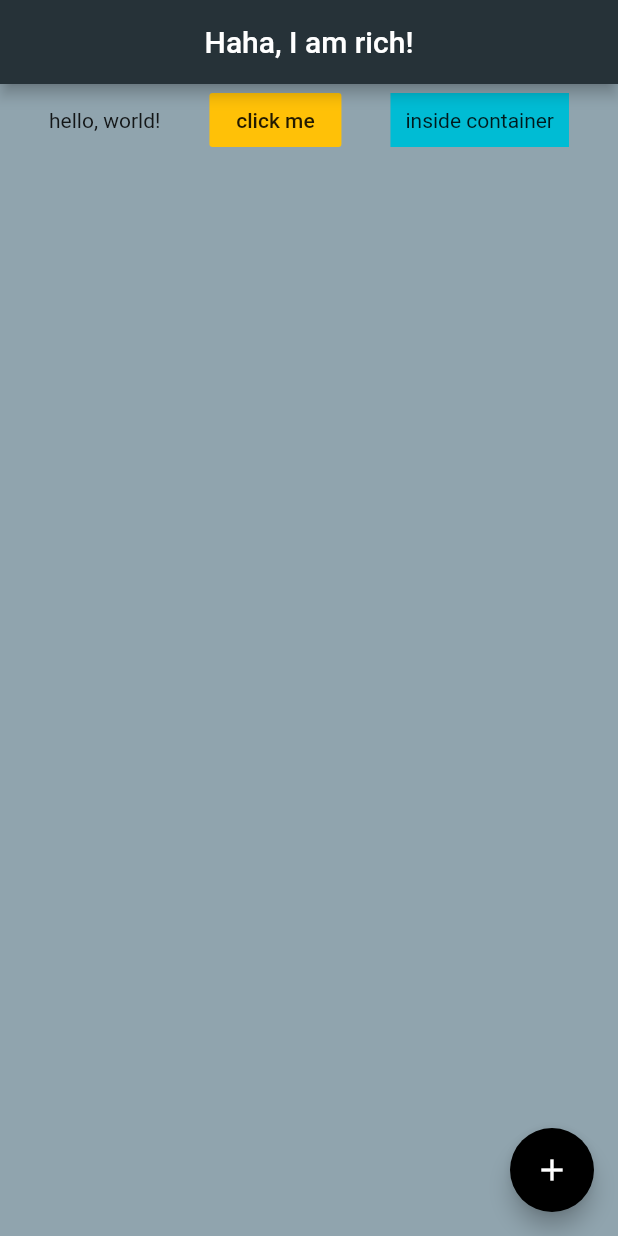
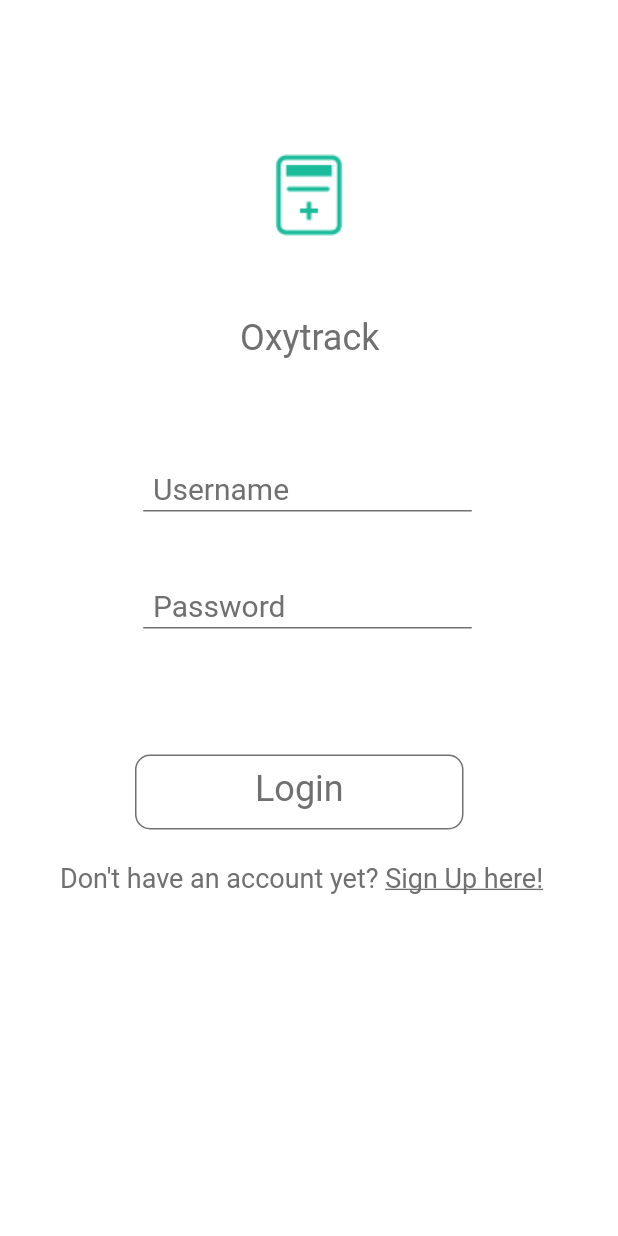
Before and after one commit to deadpanther/flutterExercise, a Flutter app: the screen it shows after launch, on a phone screen of 412 x 824 dp. Run offline on Flutter 3.47's test engine with Material 2 defaults, Android fonts, the phone set to English and light mode, and no system bars; our stand-ins replace flutter_svg; Roboto replaces fonts that are missing (Nirmala UI, Segoe UI).

Commit message:
Added a login page

```diff
--- /dev/null
+++ b/lib/loginScreen/AndroidMobile1.dart
@@ -0,0 +1,82 @@
+import 'package:flutter/material.dart';
+import './usernameField.dart';
+import './password_Field.dart';
+import './Component11.dart';
+
+class AndroidMobile1 extends StatelessWidget {
+  AndroidMobile1({
+    Key key,
+  }) : super(key: key);
+  @override
+  Widget build(BuildContext context) {
+    return Scaffold(
+      backgroundColor: const Color(0xffffffff),
+      body: Stack(
+        children: <Widget>[
+          Transform.translate(
+            offset: Offset(131.0, 65.0),
+            child:
+                // Adobe XD layer: 'icons8-health-repor…' (shape)
+                Container(
+              width: 150.0,
+              height: 130.0,
+              child: Image.asset('assets/images/health1.png'),
+            ),
+          ),
+          Transform.translate(
+            offset: Offset(95.5, 314.0),
+            child:
+                // Adobe XD layer: 'usernameField' (component)
+                usernameField(),
+          ),
+          Transform.translate(
+            offset: Offset(95.5, 392.0),
+            child:
+                // Adobe XD layer: 'password_Field' (component)
+                password_Field(),
+          ),
+          Transform.translate(
+            offset: Offset(160.0, 211.0),
+            child: Text(
+              'Oxytrack',
+              style: TextStyle(
+                fontFamily: 'Nirmala UI',
+                fontSize: 24,
+                color: const Color(0xff707070),
+              ),
+              textAlign: TextAlign.left,
+            ),
+          ),
+          Transform.translate(
+            offset: Offset(90.0, 503.0),
+            child: Component11(),
+          ),
+          Transform.translate(
+            offset: Offset(40.0, 575.0),
+            child: Text.rich(
+              TextSpan(
+                style: TextStyle(
+                  fontFamily: 'Nirmala UI',
+                  fontSize: 18,
+                  color: const Color(0xff707070),
+                ),
+                children: [
+                  TextSpan(
+                    text: 'Don\'t have an account yet? ',
+                  ),
+                  TextSpan(
+                    text: 'Sign Up here!',
+                    style: TextStyle(
+                      decoration: TextDecoration.underline,
+                    ),
+                  ),
+                ],
+              ),
+              textAlign: TextAlign.left,
+            ),
+          ),
+        ],
+      ),
+    );
+  }
+}
--- /dev/null
+++ b/lib/loginScreen/Component11.dart
@@ -0,0 +1,35 @@
+import 'package:flutter/material.dart';
+
+class Component11 extends StatelessWidget {
+  Component11({
+    Key key,
+  }) : super(key: key);
+  @override
+  Widget build(BuildContext context) {
+    return Stack(
+      children: <Widget>[
+        Container(
+          width: 219.0,
+          height: 50.0,
+          decoration: BoxDecoration(
+            borderRadius: BorderRadius.circular(10.0),
+            color: const Color(0xffffffff),
+            border: Border.all(width: 1.0, color: const Color(0xff707070)),
+          ),
+        ),
+        Transform.translate(
+          offset: Offset(80.0, 9.0),
+          child: Text(
+            'Login',
+            style: TextStyle(
+              fontFamily: 'Nirmala UI',
+              fontSize: 24,
+              color: const Color(0xff707070),
+            ),
+            textAlign: TextAlign.left,
+          ),
+        ),
+      ],
+    );
+  }
+}
--- /dev/null
+++ b/lib/loginScreen/XDColors.dart
@@ -0,0 +1,3 @@
+import 'package:flutter/material.dart';
+
+class XDColors {}
--- /dev/null
+++ b/lib/loginScreen/password_Field.dart
@@ -0,0 +1,37 @@
+import 'package:flutter/material.dart';
+import 'package:flutter_svg/flutter_svg.dart';
+
+class password_Field extends StatelessWidget {
+  password_Field({
+    Key key,
+  }) : super(key: key);
+  @override
+  Widget build(BuildContext context) {
+    return Stack(
+      children: <Widget>[
+        Transform.translate(
+          offset: Offset(0.0, 26.5),
+          child: SvgPicture.string(
+            _svg_f75a9m,
+            allowDrawingOutsideViewBox: true,
+          ),
+        ),
+        Transform.translate(
+          offset: Offset(6.5, 0.0),
+          child: Text(
+            'Password',
+            style: TextStyle(
+              fontFamily: 'Segoe UI',
+              fontSize: 20,
+              color: const Color(0xff707070),
+            ),
+            textAlign: TextAlign.left,
+          ),
+        ),
+      ],
+    );
+  }
+}
+
+const String _svg_f75a9m =
+    '<svg viewBox="0.0 26.5 219.0 1.0" ><path transform="translate(0.0, 26.5)" d="M 0 0 L 219 0" fill="none" stroke="#707070" stroke-width="1" stroke-miterlimit="4" stroke-linecap="butt" /></svg>';
--- /dev/null
+++ b/lib/loginScreen/usernameField.dart
@@ -0,0 +1,37 @@
+import 'package:flutter/material.dart';
+import 'package:flutter_svg/flutter_svg.dart';
+
+class usernameField extends StatelessWidget {
+  usernameField({
+    Key key,
+  }) : super(key: key);
+  @override
+  Widget build(BuildContext context) {
+    return Stack(
+      children: <Widget>[
+        Transform.translate(
+          offset: Offset(0.0, 26.5),
+          child: SvgPicture.string(
+            _svg_f75a9m,
+            allowDrawingOutsideViewBox: true,
+          ),
+        ),
+        Transform.translate(
+          offset: Offset(6.5, 0.0),
+          child: Text(
+            'Username',
+            style: TextStyle(
+              fontFamily: 'Segoe UI',
+              fontSize: 20,
+              color: const Color(0xff707070),
+            ),
+            textAlign: TextAlign.left,
+          ),
+        ),
+      ],
+    );
+  }
+}
+
+const String _svg_f75a9m =
+    '<svg viewBox="0.0 26.5 219.0 1.0" ><path transform="translate(0.0, 26.5)" d="M 0 0 L 219 0" fill="none" stroke="#707070" stroke-width="1" stroke-miterlimit="4" stroke-linecap="butt" /></svg>';
--- a/lib/main.dart
+++ b/lib/main.dart
@@ -1,9 +1,10 @@
 import 'package:flutter/material.dart';
 import 'package:flutter/foundation.dart' as foundation;
+import 'package:helloflutter/loginScreen/AndroidMobile1.dart';
 
 void main() => runApp(MaterialApp(
       title: 'I am rich',
-      home: Home(),
+      home: AndroidMobile1(),
     ));
 
 class Home extends StatelessWidget {
--- a/pubspec.yaml
+++ b/pubspec.yaml
@@ -23,6 +23,7 @@ environment:
 dependencies:
   flutter:
     sdk: flutter
+  adobe_xd: ^0.1.4
 
 
   # The following adds the Cupertino Icons font to your application.
@@ -40,6 +41,7 @@ dev_dependencies:
 flutter:
   assets:
      - assets/images/
+     - assets/images/health1.png
   # The following line ensures that the Material Icons font is
   # included with your application, so that you can use the icons in
   # the material Icons class.
```
Also changed, not shown: assets/images/health1.png (added), lib/loginScreen/assets/images/2.0x/health.png (added), lib/loginScreen/assets/images/3.0x/health.png (added), lib/loginScreen/assets/images/health.png (added), pubspec.lock.
